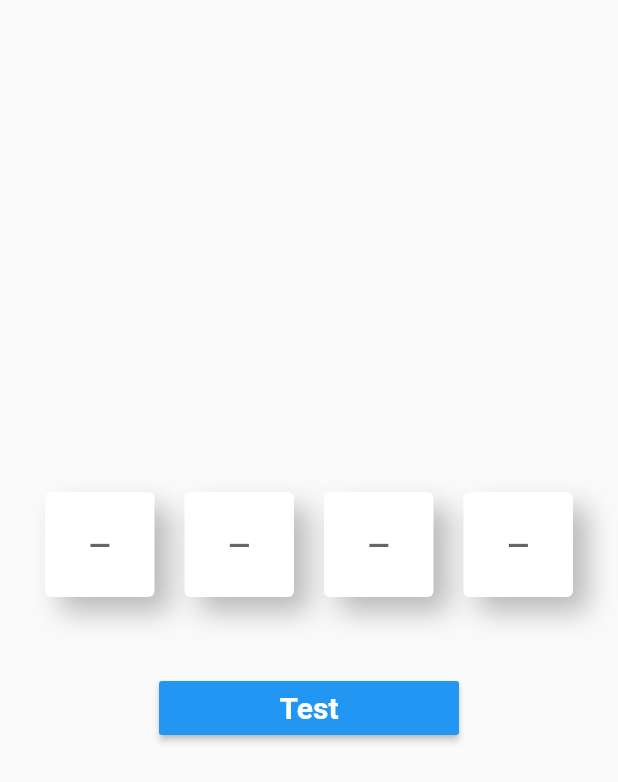
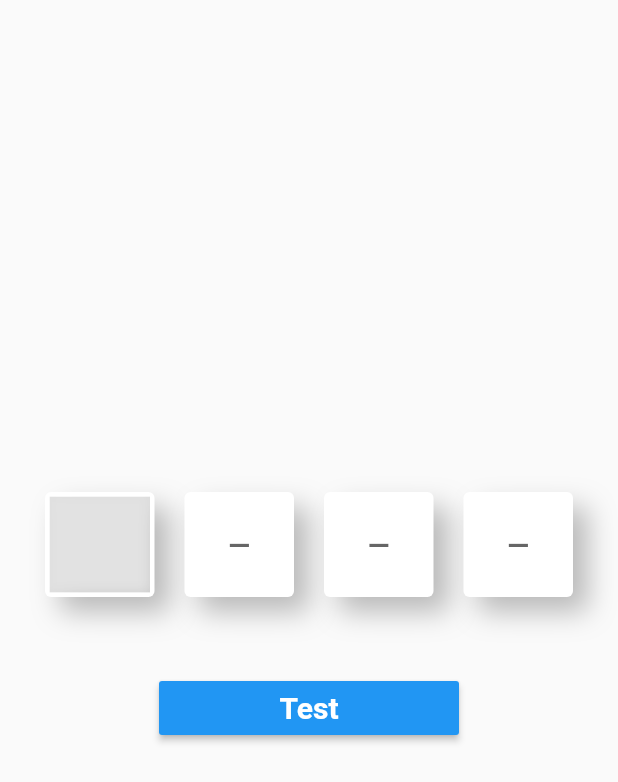
Before and after one commit to taylanyildiz/inputpin, a Flutter app: the screen it shows after launch, on a phone screen of 412 x 824 dp. Shown: the top 782 px of the screen. Run offline on Flutter 3.47's test engine with Material 2 defaults, Android fonts, the phone set to English and light mode, and no system bars.

Commit message:
updated focus containers

```diff
--- a/lib/main.dart
+++ b/lib/main.dart
@@ -1,4 +1,5 @@
 import 'dart:developer';
+import 'dart:ui';
 import 'package:flutter/cupertino.dart';
 import 'package:flutter/material.dart';
 import 'package:flutter/services.dart';
@@ -46,13 +47,14 @@ class _HomeScreenState extends State<HomeScreen> {
             PinPut(
               controller: PinPutController(),
               focusNode: FocusNode(),
+              autoFocus: true,
               padding: 20.0,
               height: 70.0,
               onCode: (input) {
                 log(input!);
               },
               cursorColor: Colors.transparent,
-              pinType: PinKeyboardType.number,
+              pinType: PinKeyboardType.name,
               style: TextStyle(
                 color: Colors.black45,
                 fontWeight: FontWeight.bold,
@@ -135,6 +137,7 @@ class PinPut extends StatefulWidget {
 
 class _PinPutState extends State<PinPut> {
   final focusNodes = <FocusNode>[];
+  final focusLisen = FocusNode();
   final textControllers = <TextEditingController>[];
   late List<String> codeList;
   TextInputType? keyboardType;
@@ -215,18 +218,19 @@ class _PinPutState extends State<PinPut> {
     widget.onCode.call(code);
   }
 
-  void onKeyListen(RawKeyEvent event, int index) async {
+  void onKeyListen(RawKeyEvent event) async {
+    if (event.runtimeType.toString() == 'RawKeyDownEvent') {
+      int index = focusNodes.indexWhere((element) => element.hasFocus);
+      if (index != -1) {
         if (textControllers[index].text.isEmpty && index != 0) {
           if (event.logicalKey == LogicalKeyboardKey.backspace) {
             focusNodes[index - 1].requestFocus();
           }
-      codeList[index] = '';
-      callBack();
         } else if (textControllers[index].text.isNotEmpty) {
-      print('object');
           if (event.logicalKey != LogicalKeyboardKey.backspace) {
             if (index != widget.pinCount - 1) {
-          final eventKey = event.logicalKey.keyLabel.toString().toLowerCase();
+              final eventKey =
+                  event.logicalKey.keyLabel.toString().toLowerCase();
               print(eventKey);
               textControllers[index + 1].text = eventKey;
               codeList[index + 1] = eventKey;
@@ -234,38 +238,58 @@ class _PinPutState extends State<PinPut> {
           } else if (event.logicalKey == LogicalKeyboardKey.backspace) {
             codeList[index] = '';
           }
-      callBack();
         }
-  }
-
-  void onChangeListen(String? input, int index) {
-    if (input!.isNotEmpty) {
-      codeList[index] = input;
-      if (index != widget.pinCount - 1) {
-        focusNodes[index + 1].requestFocus();
       }
     }
     callBack();
   }
 
+  void onChangeListen(String? input, int index) {
+    if (input!.isNotEmpty) {
+      if (index != widget.pinCount - 1) {
+        focusNodes[index + 1].requestFocus();
+        codeList[index] = input;
+      } else {
+        print('ok');
+        codeList[index] = input;
+      }
+      callBack();
+    }
+  }
+
   List<Widget> get pinPut => List.generate(
         widget.pinCount,
         (index) => Expanded(
-          child: RawKeyboardListener(
-            focusNode: FocusNode(),
-            onKey: (event) => onKeyListen(event, index),
           child: pinBox(index),
-          ),
         ),
       );
 
   Widget pinBox(index) => AnimatedContainer(
         height: double.infinity,
         margin: EdgeInsets.symmetric(horizontal: widget.runSpace),
-        padding: EdgeInsets.symmetric(horizontal: 10.0),
         duration: Duration(milliseconds: 200),
         decoration: boxDecoration(index),
-        child: Center(child: pinInput(index)),
+        child: Stack(
+          alignment: Alignment.center,
+          children: [
+            Visibility(
+              visible: focusNodes[index].hasFocus,
+              child: ClipRRect(
+                child: BackdropFilter(
+                  filter: ImageFilter.blur(sigmaX: 5.0, sigmaY: 5.0),
+                  child: Container(
+                    color: textControllers[index].text.isEmpty
+                        ? Colors.grey.withOpacity(.3)
+                        : Colors.white.withOpacity(.3),
+                  ),
+                ),
+              ),
+            ),
+            Center(
+              child: pinInput(index),
+            ),
+          ],
+        ),
       );
 
   BoxDecoration? boxDecoration(index) {
@@ -299,7 +323,7 @@ class _PinPutState extends State<PinPut> {
     return TextField(
       controller: textControllers[index],
       textAlign: TextAlign.center,
-      showCursor: focusNodes[index].canRequestFocus ? true : false,
+      showCursor: false,
       cursorColor: Colors.black,
       autofocus: index == 0 ? widget.autoFocus : false,
       focusNode: focusNodes[index],
@@ -313,6 +337,9 @@ class _PinPutState extends State<PinPut> {
       onChanged: (input) => onChangeListen(input, index),
       decoration: inputDecoration(index),
       inputFormatters: inputFormatters,
+      enableInteractiveSelection: false,
+      autocorrect: false,
+      enableSuggestions: false,
     );
   }
 
@@ -334,13 +361,17 @@ class _PinPutState extends State<PinPut> {
   @override
   Widget build(BuildContext context) {
     final width = MediaQuery.of(context).size.width;
-    return Padding(
-      padding: EdgeInsets.symmetric(horizontal: widget.padding),
+    return RawKeyboardListener(
+      focusNode: FocusNode(),
+      onKey: (event) => onKeyListen(event),
       child: SizedBox(
         height: widget.height,
         width: width,
+        child: Padding(
+          padding: EdgeInsets.symmetric(horizontal: widget.padding),
           child: Row(
             children: pinPut,
+          ),
         ),
       ),
     );
```
Also changed, not shown: 2 other files. Lines whose indentation alone changed are shown as unchanged.
